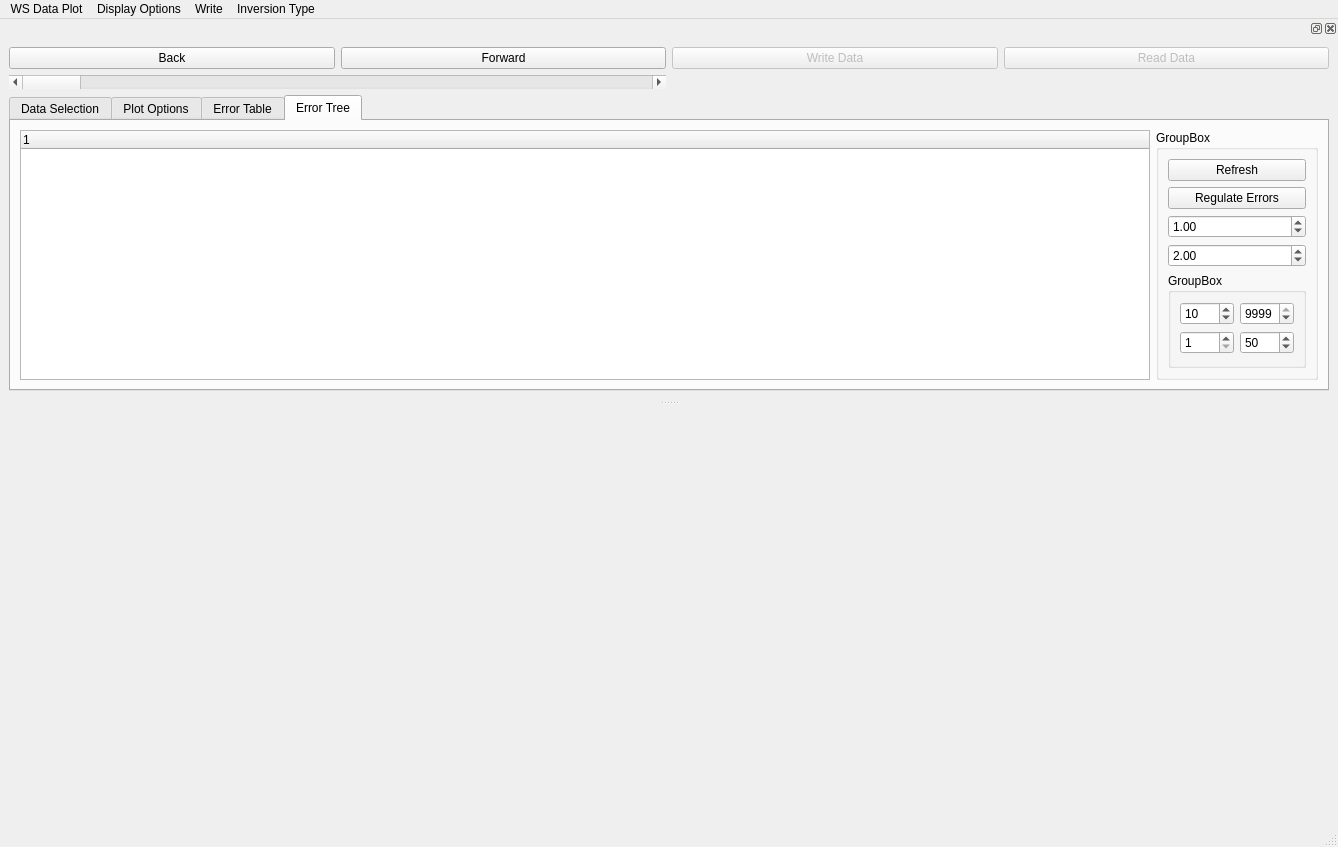
First picture: the form in pyMT/DataGUI/data_plot.ui, repository eroots/pyMT, before the edit.
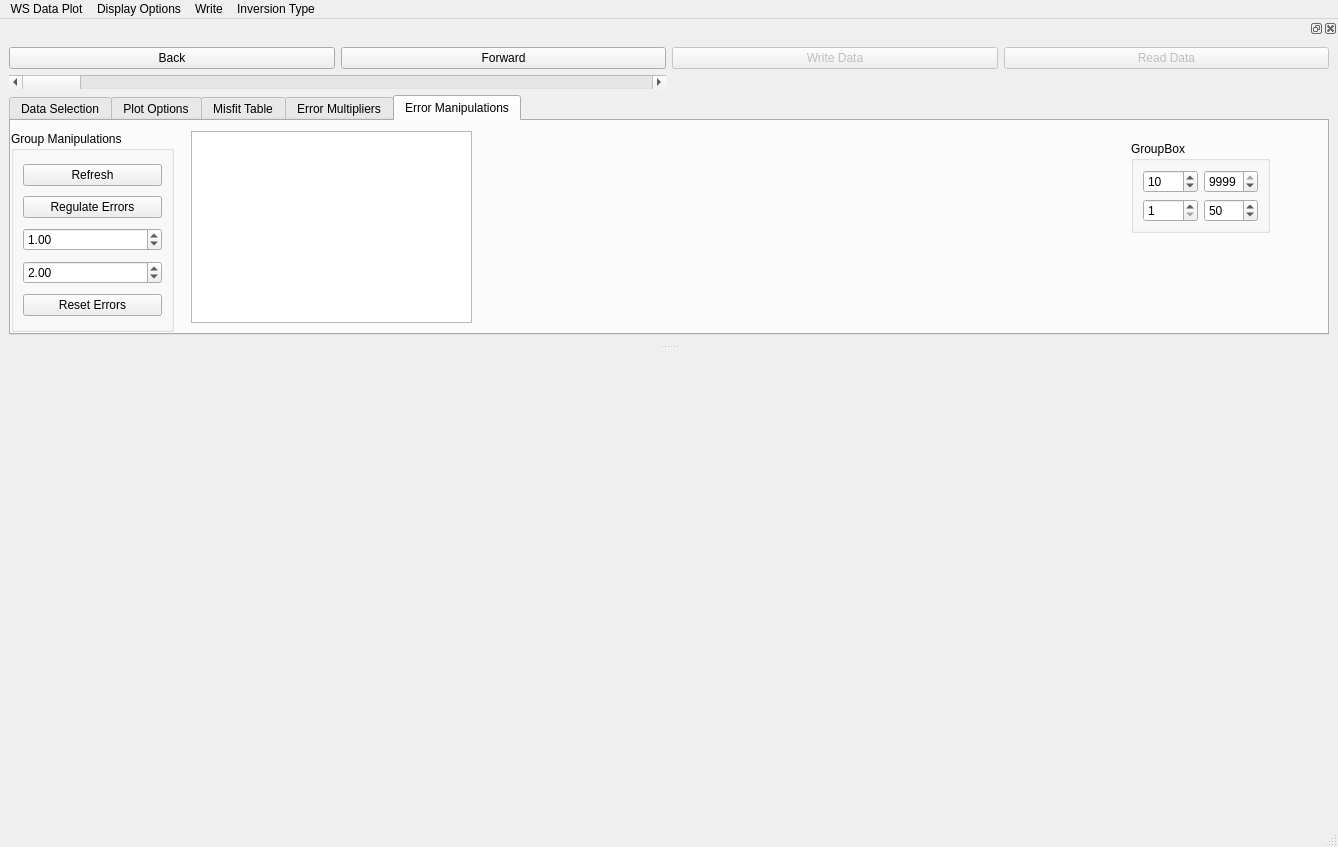
Second picture: the form after the edit.

Diff of the .ui file:
```diff
--- a/pyMT/DataGUI/data_plot.ui
+++ b/pyMT/DataGUI/data_plot.ui
@@ -152,7 +152,7 @@
      <item row="2" column="0" colspan="4">
       <widget class="QTabWidget" name="tabs">
        <property name="currentIndex">
-        <number>3</number>
+        <number>4</number>
        </property>
        <widget class="QWidget" name="Data">
         <attribute name="title">
@@ -571,7 +571,7 @@
        </widget>
        <widget class="QWidget" name="ErrorMap">
         <attribute name="title">
-         <string>Error Table</string>
+         <string>Misfit Table</string>
         </attribute>
         <layout class="QHBoxLayout" name="horizontalLayout_2">
          <item>
@@ -616,7 +616,7 @@
        </widget>
        <widget class="QWidget" name="ErrorTree">
         <attribute name="title">
-         <string>Error Tree</string>
+         <string>Error Multipliers</string>
         </attribute>
         <layout class="QHBoxLayout" name="horizontalLayout">
          <item>
@@ -634,10 +634,23 @@
            </column>
           </widget>
          </item>
-         <item>
+        </layout>
+       </widget>
+       <widget class="QWidget" name="ErrorManip">
+        <attribute name="title">
+         <string>Error Manipulations</string>
+        </attribute>
           <widget class="QGroupBox" name="groupBox_2">
+         <property name="geometry">
+          <rect>
+           <x>0</x>
+           <y>10</y>
+           <width>163</width>
+           <height>201</height>
+          </rect>
+         </property>
            <property name="title">
-            <string>GroupBox</string>
+          <string>Group Manipulations</string>
            </property>
            <layout class="QVBoxLayout" name="verticalLayout_3">
             <item>
@@ -675,7 +688,23 @@
              </widget>
             </item>
             <item>
+           <widget class="QPushButton" name="resetErrors">
+            <property name="text">
+             <string>Reset Errors</string>
+            </property>
+           </widget>
+          </item>
+         </layout>
+        </widget>
              <widget class="QGroupBox" name="groupBox_4">
+         <property name="geometry">
+          <rect>
+           <x>1120</x>
+           <y>20</y>
+           <width>139</width>
+           <height>92</height>
+          </rect>
+         </property>
               <property name="title">
                <string>GroupBox</string>
               </property>
@@ -734,11 +763,22 @@
                </item>
               </layout>
              </widget>
-            </item>
-           </layout>
-          </widget>
-         </item>
-        </layout>
+        <widget class="QTableWidget" name="errorFloorTable">
+         <property name="geometry">
+          <rect>
+           <x>180</x>
+           <y>10</y>
+           <width>281</width>
+           <height>192</height>
+          </rect>
+         </property>
+         <property name="sizePolicy">
+          <sizepolicy hsizetype="Minimum" vsizetype="Minimum">
+           <horstretch>0</horstretch>
+           <verstretch>0</verstretch>
+          </sizepolicy>
+         </property>
+        </widget>
        </widget>
       </widget>
      </item>
```
Left out of the diff: 14 changed lines with no effect on the pictures. Lines whose indentation alone changed are shown as unchanged.
